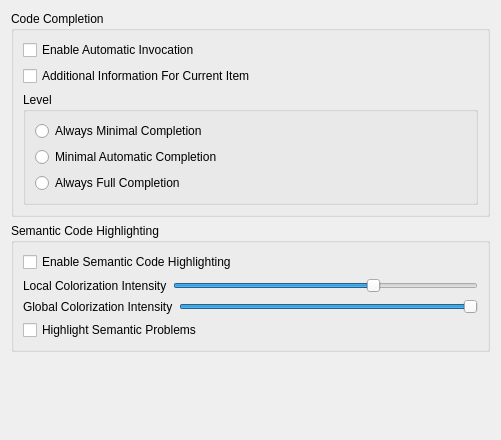
Qt form shell/settings/ccsettings.ui (KDE/kdevelop) before a commit.
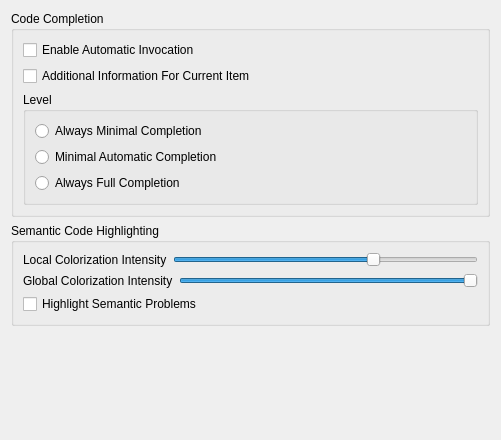
The same form after that commit.

Commit message: remove the 'enable semantic highlighting' checkbox from the config, use the sliders to check that instead.

What changed in the file:
```diff
--- a/shell/settings/ccsettings.ui
+++ b/shell/settings/ccsettings.ui
@@ -81,7 +81,7 @@
       <string>Semantic Code Highlighting</string>
      </property>
      <layout class="QGridLayout" name="gridLayout_3" >
-      <item row="1" column="0" >
+      <item row="0" column="0" >
        <layout class="QHBoxLayout" name="localColorizationLayout" >
         <item>
          <widget class="QLabel" name="localColorizationLabel" >
@@ -117,7 +117,7 @@
         </item>
        </layout>
       </item>
-      <item row="2" column="0" >
+      <item row="1" column="0" >
        <layout class="QHBoxLayout" name="globalColorizationLayout" >
         <item>
          <widget class="QLabel" name="globalColorizationLabel" >
@@ -153,14 +153,7 @@
         </item>
        </layout>
       </item>
-      <item row="0" column="0" >
-       <widget class="QCheckBox" name="kcfg_enableSemanticHighlighting" >
-        <property name="text" >
-         <string>Enable Semantic Code Highlighting</string>
-        </property>
-       </widget>
-      </item>
-      <item row="3" column="0" >
+      <item row="2" column="0" >
        <widget class="QCheckBox" name="kcfg_highlightSemanticProblems" >
         <property name="toolTip" >
          <string>Highlight semantic problems, such as non-existent or inaccessible declarations.</string>
```
The commit also changes 6 other files.
